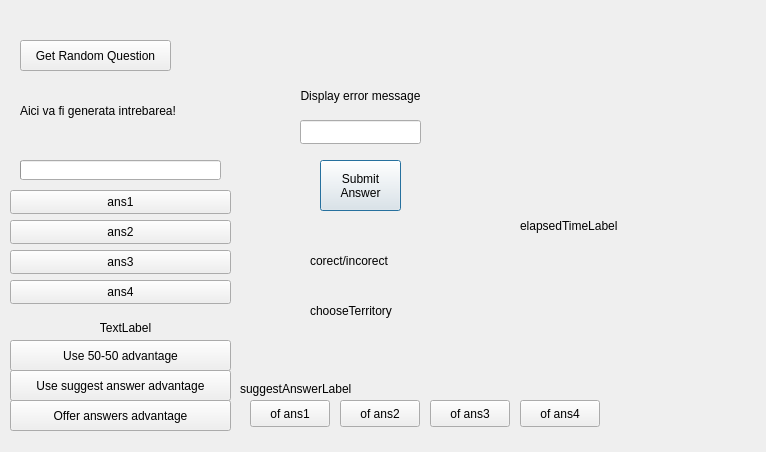
Above: Triviador/Triviador/GameElementsGenerator.ui from AndreiAndreea/TriviadorMCpp before the change. Below: the same form after it.
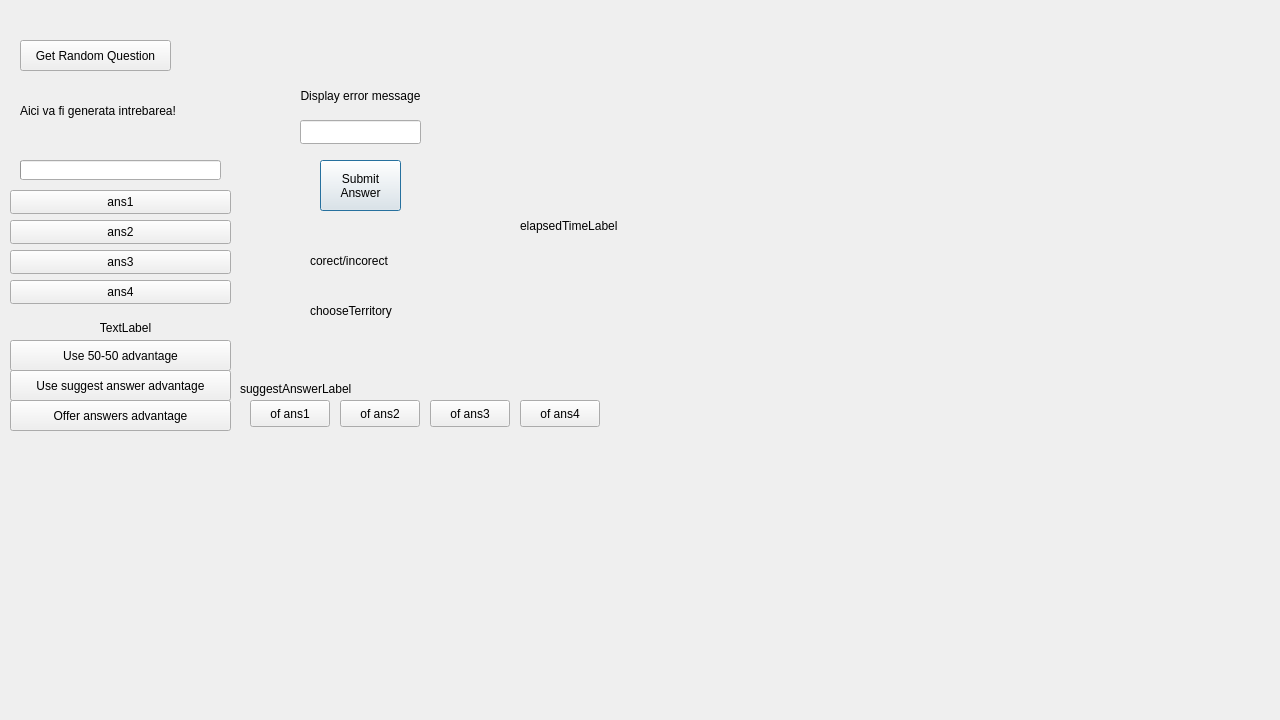
That is the form after the change.

Commit message: Added a functionality to create a continous flow between all GUIs.

What changed in the file:
```diff
--- a/Triviador/Triviador/GameElementsGenerator.ui
+++ b/Triviador/Triviador/GameElementsGenerator.ui
@@ -6,8 +6,8 @@
    <rect>
     <x>0</x>
     <y>0</y>
-    <width>766</width>
-    <height>452</height>
+    <width>1280</width>
+    <height>720</height>
    </rect>
   </property>
   <property name="windowTitle">
```
The commit also changes 6 other files.
